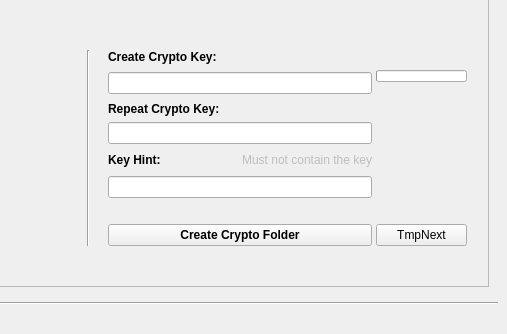
Above: pcloudwindow.ui from pcloudcom/psyncgui before the change; both pictures show x 331 to 838 and y 173 to 507 of the 838 by 507 pixel window. Below: the same form after it.
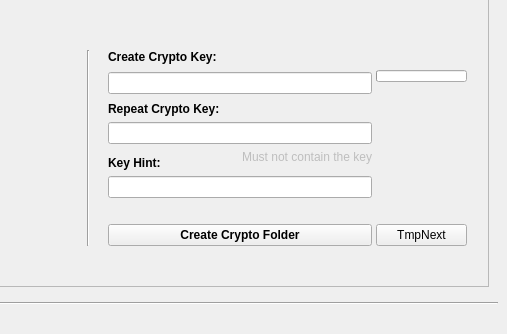
That is the form after the change. The open tabs and pages were chosen to show the change. Icons and pictures are not drawn.

Commit message: SLX-288 | gen

What changed in the file:
```diff
--- a/pcloudwindow.ui
+++ b/pcloudwindow.ui
@@ -1645,6 +1645,9 @@
                          <property name="text">
                           <string>&lt;html&gt;&lt;head/&gt;&lt;body&gt;&lt;p&gt;&lt;span style=&quot; font-weight:600;&quot;&gt;Key Hint:&lt;/span&gt;&lt;/p&gt;&lt;/body&gt;&lt;/html&gt;</string>
                          </property>
+                         <property name="alignment">
+                          <set>Qt::AlignBottom|Qt::AlignLeading|Qt::AlignLeft</set>
+                         </property>
                         </widget>
                        </item>
                        <item>
@@ -1669,7 +1672,7 @@
                           <string>Must not contain the key</string>
                          </property>
                          <property name="alignment">
-                          <set>Qt::AlignRight|Qt::AlignTrailing|Qt::AlignVCenter</set>
+                          <set>Qt::AlignRight|Qt::AlignTop|Qt::AlignTrailing</set>
                          </property>
                         </widget>
                        </item>
```
Left out of the diff: 14 changed lines with no effect on the pictures. The commit also changes 1 other file.
